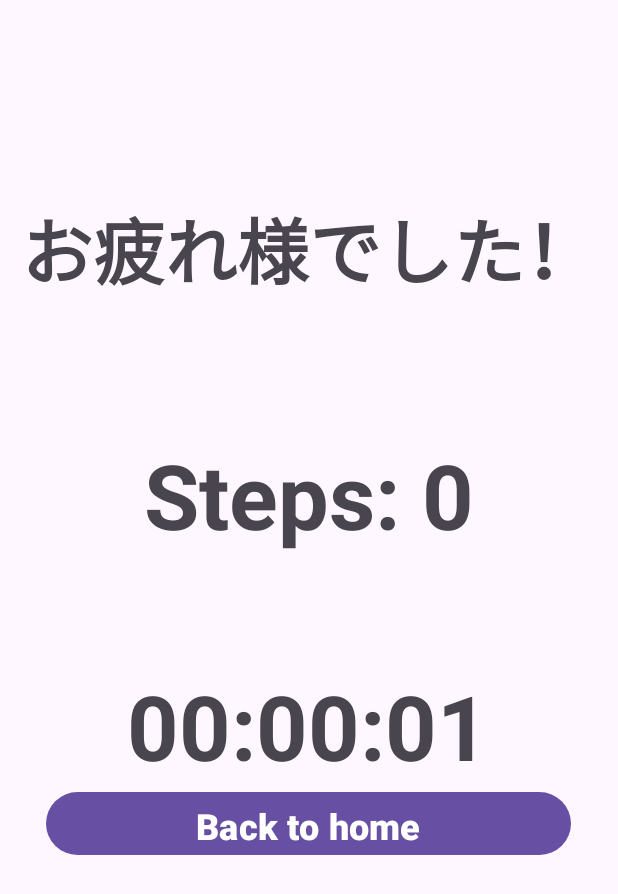
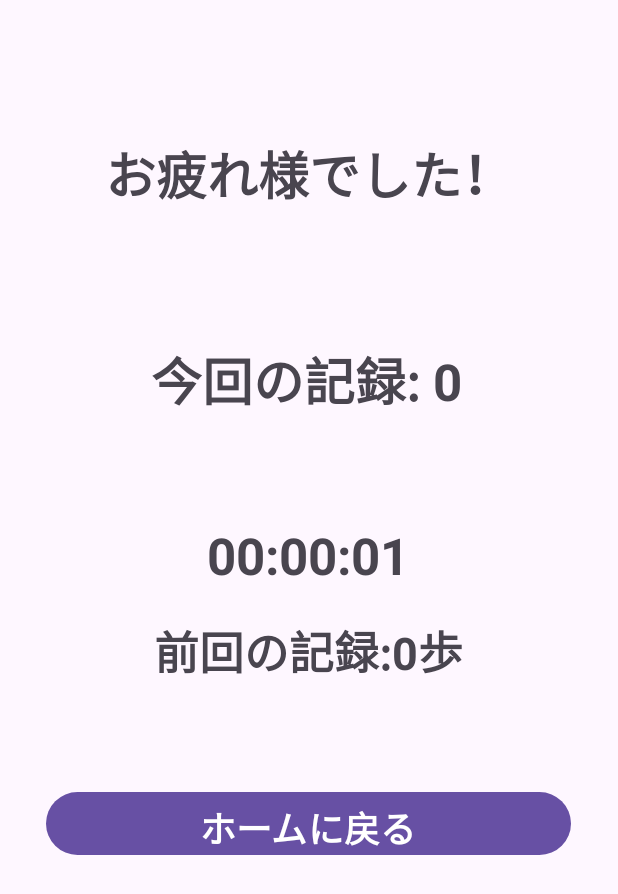
Before and after one commit to metolone-xyz/Group3Android-app, an Android app: the MeasurementActivity screen opened directly, with no data from a screen before it, after a tap on "STOP", on a phone screen of 412 x 824 dp. Shown: the top 894 px of the screen. Run offline under Robolectric (Android 15) with nearby library versions, the phone set to English and light mode, and no system bars.

```diff
--- a/app/src/main/java/com/group3/myandroid/CouponManagementActivity.java
+++ b/app/src/main/java/com/group3/myandroid/CouponManagementActivity.java
@@ -17,17 +17,22 @@ public class CouponManagementActivity extends AppCompatActivity {
 
         timeDisplayTextView = findViewById(R.id.timeDisplayTextView); // Assuming the TextView's ID is timeDisplayTextView
         TextView stepCountTextView = findViewById(R.id.stepCountTextView);
+        TextView previousCountTextView = findViewById(R.id.previousCountTextView);
         long passedTime = getIntent().getLongExtra("elapsedTime", 0);
         updateTimeDisplay(passedTime);
 
         Button backButton = findViewById(R.id.Backbutton);    //ボタンを参照
 
         int receivedStepCount = getIntent().getIntExtra("stepCount", 0);
-        stepCountTextView.setText("Steps: " + receivedStepCount);
+        stepCountTextView.setText("今回の記録: " + receivedStepCount);
+
+        int receivedPreviousCount = getIntent().getIntExtra("previousCount", 0);
+        previousCountTextView.setText("前回の記録:" + receivedPreviousCount + "歩");
 
         backButton.setOnClickListener(view -> {
             //クリック時にStartActivity
             Intent intent = new Intent(CouponManagementActivity.this, StartActivity.class);
+            intent.putExtra("previousCount", receivedStepCount);
             startActivity(intent);
         });
 
--- a/app/src/main/java/com/group3/myandroid/MeasurementActivity.java
+++ b/app/src/main/java/com/group3/myandroid/MeasurementActivity.java
@@ -64,6 +64,11 @@ public class MeasurementActivity extends AppCompatActivity implements SensorEven
         startTime = System.currentTimeMillis(); //
         handler.postDelayed(updateTimeRunnable, 0);
 
+        TextView previousCountTextView = findViewById(R.id.previousCountTextView);
+
+        int receivedPreviousCount = getIntent().getIntExtra("previousCount", 0);
+        previousCountTextView.setText("前回の記録" + receivedPreviousCount + "歩");
+
         //センサーマネージャーの初期化
         sensorManager = (SensorManager) getSystemService(Context.SENSOR_SERVICE);
         stepSensor = sensorManager.getDefaultSensor(Sensor.TYPE_ACCELEROMETER);//加速度センサーの初期化
@@ -100,6 +105,7 @@ public class MeasurementActivity extends AppCompatActivity implements SensorEven
 
             intent.putExtra("elapsedTime", elapsedTime);
             intent.putExtra("stepCount", stepCount);
+            intent.putExtra("previousCount", receivedPreviousCount);
             startActivity(intent);
 
             registerReceiver(stepCountReceiver, filter);
--- a/app/src/main/res/layout/activity_coupon_management.xml
+++ b/app/src/main/res/layout/activity_coupon_management.xml
@@ -6,37 +6,37 @@
         android:layout_width="match_parent"
         android:layout_height="match_parent"
         tools:context=".CouponManagementActivity">
+
     <TextView
-            android:text="TextView"
+            android:text="00:00:00"
             android:layout_width="wrap_content"
             android:layout_height="wrap_content" android:id="@+id/timeDisplayTextView"
             app:layout_constraintTop_toTopOf="parent"
             app:layout_constraintStart_toStartOf="parent"
             android:layout_marginBottom="300dp"
-            app:layout_constraintEnd_toEndOf="parent" app:layout_constraintHorizontal_bias="0.496"
-            app:layout_constraintVertical_bias="1.0" android:textSize="60sp" android:textStyle="bold"
+            app:layout_constraintEnd_toEndOf="parent" app:layout_constraintHorizontal_bias="0.497"
+            app:layout_constraintVertical_bias="0.726" android:textSize="34sp" android:textStyle="bold"
             app:layout_constraintBottom_toBottomOf="parent"/>
-
     <TextView
-            android:text="Steps: 0"
+            android:text="今回の記録：0"
             android:layout_width="wrap_content"
             android:layout_height="wrap_content" android:id="@+id/stepCountTextView"
             app:layout_constraintTop_toTopOf="parent"
             app:layout_constraintStart_toStartOf="parent"
             android:layout_marginBottom="300dp"
             app:layout_constraintEnd_toEndOf="parent"
-            app:layout_constraintVertical_bias="0.652" android:textSize="60sp" android:textStyle="bold"
-            app:layout_constraintBottom_toBottomOf="parent"/>
+            app:layout_constraintVertical_bias="0.481" android:textSize="34sp" android:textStyle="bold"
+            app:layout_constraintBottom_toBottomOf="parent" app:layout_constraintHorizontal_bias="0.493"/>
     <TextView
             android:text="お疲れ様でした！"
             android:layout_width="wrap_content"
             android:layout_height="wrap_content" android:id="@+id/Message"
-            android:textStyle="bold" android:textSize="48sp"
+            android:textStyle="bold" android:textSize="34sp"
             android:textAlignment="center" app:layout_constraintTop_toTopOf="parent"
             app:layout_constraintStart_toStartOf="parent" app:layout_constraintEnd_toEndOf="parent"
-            android:layout_marginTop="130dp"/>
+            android:layout_marginTop="90dp"/>
     <Button
-            android:text="Back to home"
+            android:text="ホームに戻る"
             android:layout_width="350dp"
             android:layout_height="50dp" android:id="@+id/Backbutton"
             app:layout_constraintBottom_toBottomOf="parent"
@@ -46,4 +46,14 @@
             android:layout_marginTop="100dp" app:layout_constraintTop_toTopOf="parent"
             android:layout_marginBottom="250dp" android:textSize="24sp" android:textStyle="bold"
             android:textAlignment="center"/>
+
+    <TextView
+            android:text="前回の記録：なし"
+            android:layout_width="275dp"
+            android:layout_height="47dp" android:id="@+id/previousCountTextView"
+            app:layout_constraintTop_toTopOf="parent"
+            android:textSize="30sp" android:textStyle="bold"
+            app:layout_constraintBottom_toBottomOf="parent" app:layout_constraintEnd_toEndOf="parent"
+            app:layout_constraintStart_toStartOf="parent" app:layout_constraintHorizontal_bias="0.498"
+            app:layout_constraintVertical_bias="0.53" android:textAlignment="center"/>
 </androidx.constraintlayout.widget.ConstraintLayout>
```
Also changed, not shown: app/src/main/java/com/group3/myandroid/StartActivity.java (+7 -0 lines), app/src/main/res/layout/activity_measurement.xml (+10 -3 lines), app/src/main/res/layout/activity_start.xml (+13 -5 lines).
